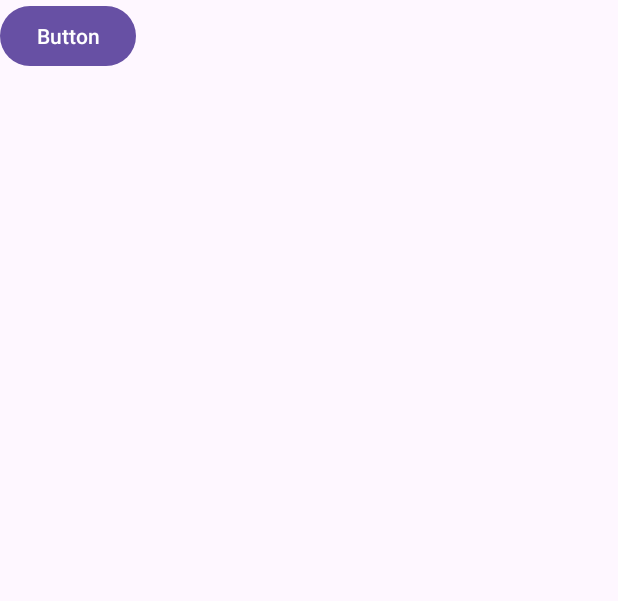
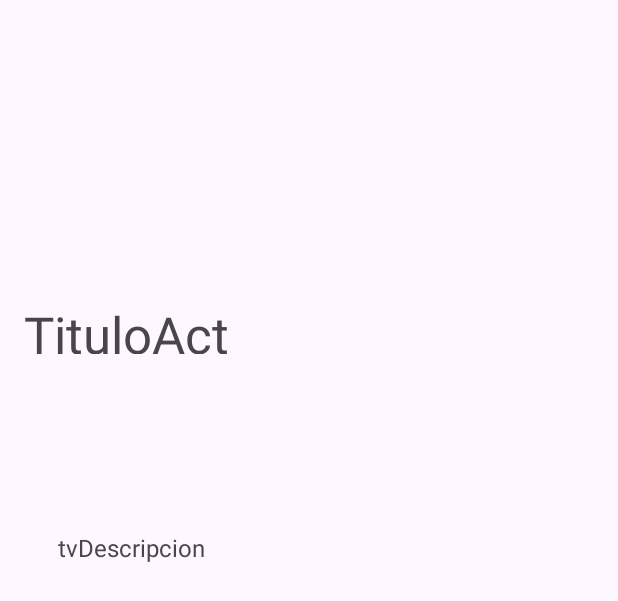
Before and after one commit to SanchezOscarAbdiel/LignumK, an Android app built with Jetpack Compose: the layout activity_menu_principal.xml on its own in the app's theme, with its tools: preview values and no code run, on a phone screen of 412 x 824 dp. Shown: the top 601 px of the screen. Run offline under Robolectric (Android 15) with nearby library versions, the phone set to English and light mode, and no system bars.

```diff
--- /dev/null
+++ b/app/src/main/java/com/example/lignumk/AutoFire.kt
@@ -0,0 +1,4 @@
+package com.example.lignumk
+
+class AutoFire {
+}
--- a/app/src/main/res/layout/activity_menu_principal.xml
+++ b/app/src/main/res/layout/activity_menu_principal.xml
@@ -4,13 +4,35 @@
     xmlns:tools="http://schemas.android.com/tools"
     android:layout_width="match_parent"
     android:layout_height="match_parent"
-    tools:context=".MenuPrincipal">
+    tools:context=".MainActivity">
 
-    <Button
-        android:id="@+id/button"
-        android:layout_width="wrap_content"
-        android:layout_height="wrap_content"
-        android:text="Button"
-        tools:layout_editor_absoluteX="181dp"
-        tools:layout_editor_absoluteY="365dp" />
+    <TextView
+        android:id="@+id/tvTitulo"
+        android:layout_width="271dp"
+        android:layout_height="36dp"
+        android:layout_marginTop="200dp"
+        android:text="TituloAct"
+        android:textSize="34sp"
+        app:layout_constraintEnd_toEndOf="parent"
+        app:layout_constraintHorizontal_bias="0.114"
+        app:layout_constraintStart_toStartOf="parent"
+        app:layout_constraintTop_toTopOf="parent" />
+
+    <TextView
+        android:id="@+id/tvDescripcion"
+        android:layout_width="197dp"
+        android:layout_height="62dp"
+        android:layout_marginStart="107dp"
+        android:layout_marginTop="68dp"
+        android:layout_marginEnd="246dp"
+        android:layout_marginBottom="408dp"
+        android:text="tvDescripcion"
+        android:textSize="16sp"
+        app:layout_constraintBottom_toBottomOf="parent"
+        app:layout_constraintEnd_toEndOf="parent"
+        app:layout_constraintHorizontal_bias="0.496"
+        app:layout_constraintStart_toStartOf="parent"
+        app:layout_constraintTop_toBottomOf="@+id/tvTitulo"
+        app:layout_constraintVertical_bias="1.0" />
+
 </androidx.constraintlayout.widget.ConstraintLayout>
```
Also changed, not shown: app/src/main/AndroidManifest.xml (+8 -1 lines), app/src/main/java/com/example/lignumk/Actividades.kt (added, +92 -0 lines), app/src/main/java/com/example/lignumk/MainActivity.kt (+9 -13 lines), app/src/main/java/com/example/lignumk/PrimeraVez.kt (+33 -0 lines), app/src/main/java/com/example/lignumk/WorkManagerFile.kt (+6 -28 lines), app/src/main/res/layout/activity_primera_vez.xml (+15 -32 lines).
